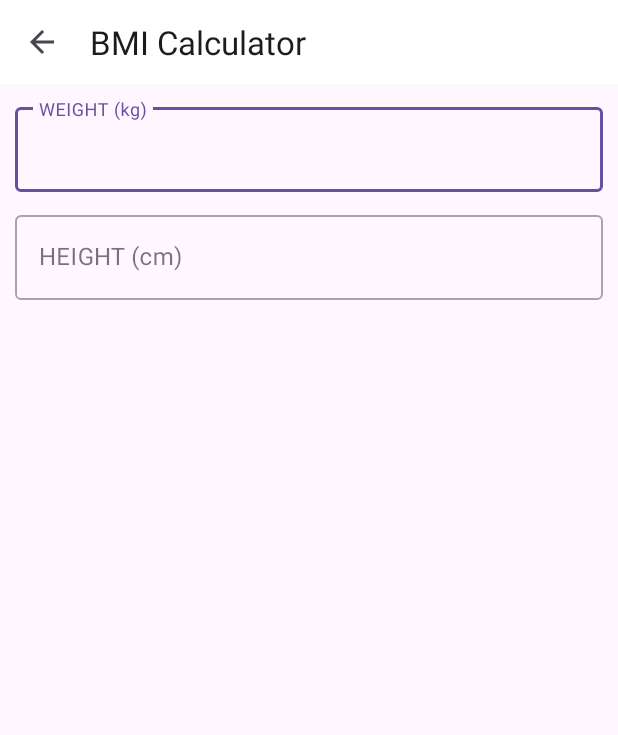
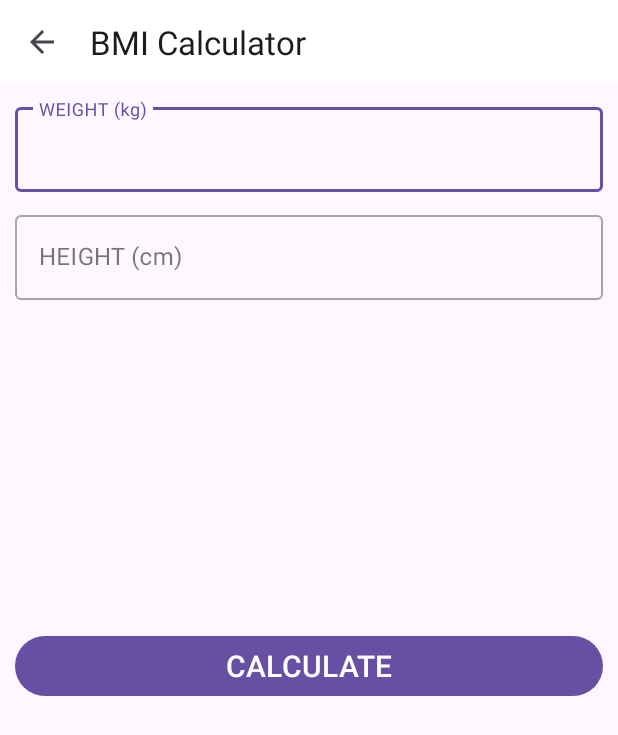
Before and after one commit to AndreRanussi/StretchesApp, an Android app: the BmiCalculatorActivity screen opened directly, with no data from a screen before it, on a phone screen of 412 x 824 dp. Shown: the top 735 px of the screen. Run offline under Robolectric (Android 15) with nearby library versions, the phone set to English and light mode, and no system bars.

Commit message:
created the UI for the BMI Calculator

```diff
--- a/app/src/main/java/com/course/stretchesapp/BmiCalculatorActivity.kt
+++ b/app/src/main/java/com/course/stretchesapp/BmiCalculatorActivity.kt
@@ -21,9 +21,8 @@ class BmiCalculatorActivity : AppCompatActivity() {
         supportActionBar!!.title = "BMI Calculator"
 
         binding?.toolbarFinishActivity?.setNavigationOnClickListener {
-            onBackPressed()
+            finish()
         }
 
     }
-
 }
--- a/app/src/main/res/layout/activity_bmi_calculator.xml
+++ b/app/src/main/res/layout/activity_bmi_calculator.xml
@@ -39,6 +39,7 @@
     </com.google.android.material.textfield.TextInputLayout>
 
     <com.google.android.material.textfield.TextInputLayout
+        android:id="@+id/tiHeight"
         android:layout_width="match_parent"
         android:layout_height="wrap_content"
         android:layout_marginEnd="10dp"
@@ -58,4 +59,102 @@
             android:textColorHint="#7A8089"/>
     </com.google.android.material.textfield.TextInputLayout>
 
+
+    <TextView
+        android:id="@+id/tvYourBmi"
+        android:layout_width="match_parent"
+        android:layout_height="wrap_content"
+        app:layout_constraintTop_toBottomOf="@id/tiHeight"
+        app:layout_constraintStart_toStartOf="parent"
+        app:layout_constraintEnd_toEndOf="parent"
+
+        android:text="YOUR BMI"
+        android:textSize="20sp"
+
+        android:visibility="invisible"
+        android:gravity="center"
+        android:layout_marginTop="30dp"
+        android:textColor="#7A8089"
+
+        />
+
+    <TextView
+        android:id="@+id/tvBmi"
+        android:layout_width="match_parent"
+        android:layout_height="wrap_content"
+        app:layout_constraintTop_toBottomOf="@id/tvYourBmi"
+        app:layout_constraintStart_toStartOf="parent"
+        app:layout_constraintEnd_toEndOf="parent"
+
+        android:text="25.21"
+        android:textSize="25sp"
+        android:textStyle="bold"
+
+        android:visibility="invisible"
+        android:gravity="center"
+        android:layout_marginTop="10dp"
+        android:textColor="#7A8089"
+        />
+
+    <TextView
+        android:id="@+id/tvBmiResult"
+        android:layout_width="match_parent"
+        android:layout_height="wrap_content"
+        app:layout_constraintTop_toBottomOf="@id/tvBmi"
+        app:layout_constraintStart_toStartOf="parent"
+        app:layout_constraintEnd_toEndOf="parent"
+
+        android:text="Overweight!"
+        android:textSize="20sp"
+
+        android:visibility="invisible"
+        android:gravity="center"
+        android:layout_marginTop="10dp"
+        android:textColor="#7A8089"
+
+        />
+
+    <TextView
+        android:id="@+id/tvBmiResultMessage"
+        android:layout_width="match_parent"
+        android:layout_height="wrap_content"
+        app:layout_constraintTop_toBottomOf="@id/tvBmiResult"
+        app:layout_constraintStart_toStartOf="parent"
+        app:layout_constraintEnd_toEndOf="parent"
+
+        android:text="Oopps! Your really need to take care of yourself! Workout Maybe!"
+        android:textSize="20sp"
+
+        android:visibility="invisible"
+        android:gravity="center"
+        android:layout_marginTop="10dp"
+        android:paddingEnd="20dp"
+        android:paddingStart="20dp"
+        android:textColor="#7A8089"
+
+        />
+
+    <Button
+        android:id="@+id/btnBmi"
+        android:layout_width="match_parent"
+        android:layout_height="wrap_content"
+        app:layout_constraintTop_toBottomOf="@id/tvBmiResultMessage"
+        app:layout_constraintStart_toStartOf="parent"
+        app:layout_constraintEnd_toEndOf="parent"
+
+        android:text="CALCULATE"
+        android:textSize="20sp"
+
+        android:gravity="center"
+        android:layout_marginTop="20dp"
+        android:layout_marginEnd="10dp"
+        android:layout_marginStart="10dp"
+        android:paddingEnd="20dp"
+        android:paddingStart="20dp"
+        />
+
+
+
+
+
     </androidx.constraintlayout.widget.ConstraintLayout>
```
